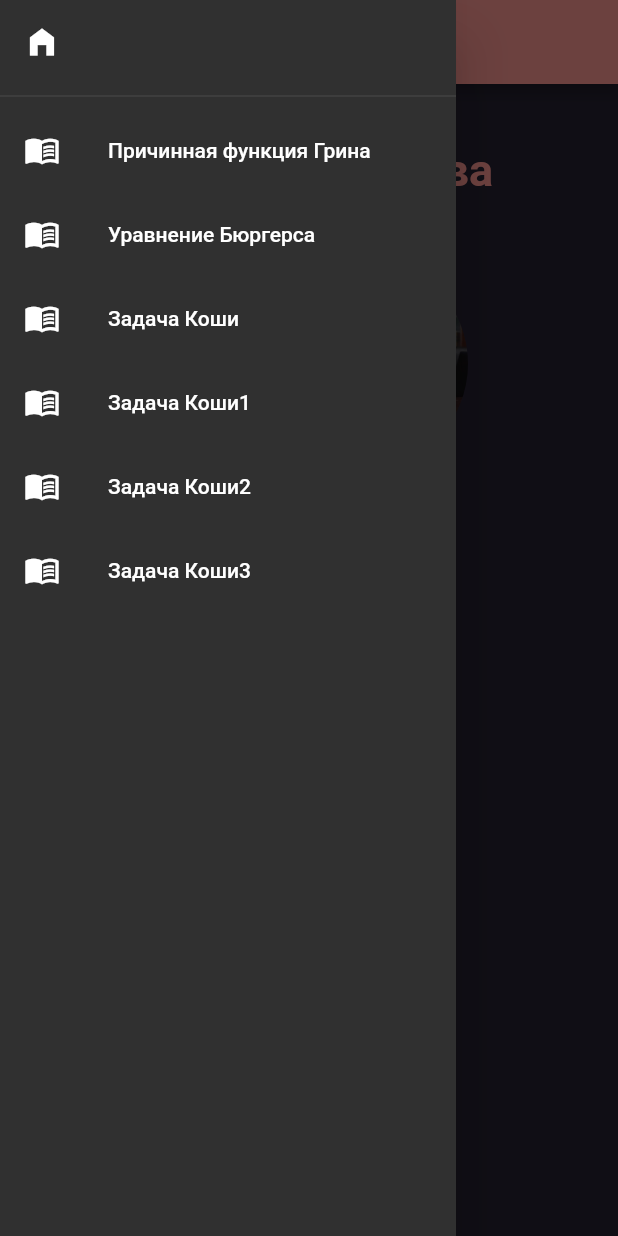
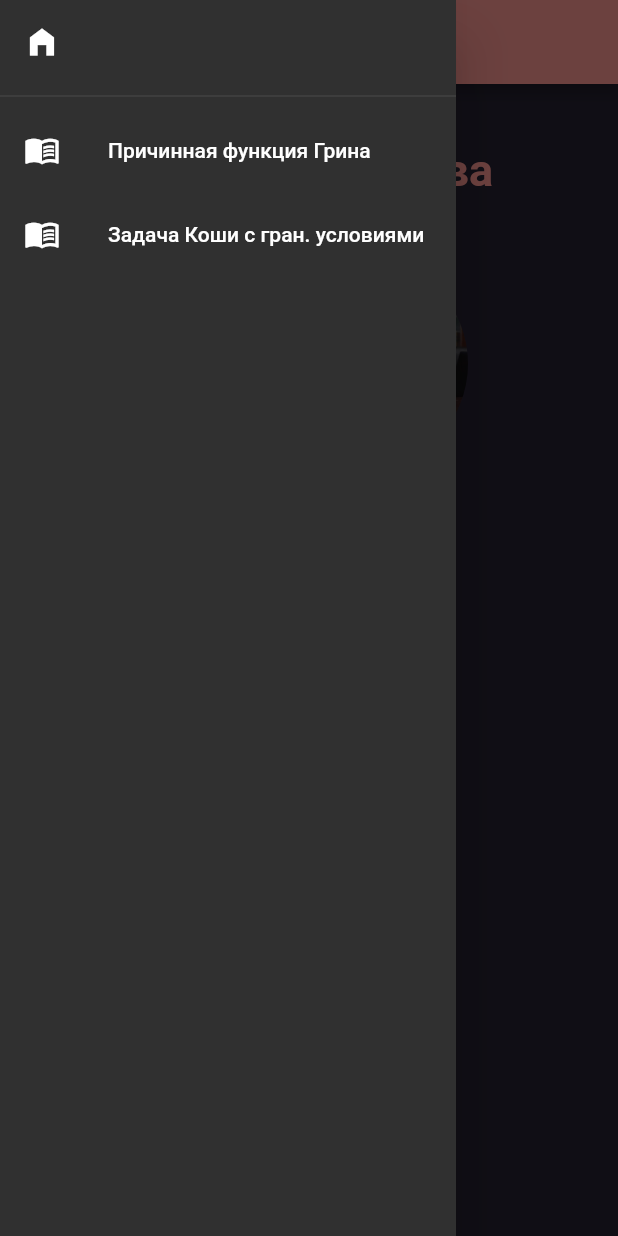
Before and after one commit to iZarub/YRMAT.GG, a Flutter app: the screen it shows after launch, with the side drawer open, on a phone screen of 412 x 824 dp. Run offline on Flutter 3.47's test engine with Material 2 defaults, Android fonts, the phone set to English and light mode, and no system bars.

Commit message:
second task done

```diff
--- a/exam_solver/lib/exercises.dart
+++ b/exam_solver/lib/exercises.dart
@@ -10,42 +10,20 @@ const Map exercisesMap = {
     'Theory':
         'В данной задаче находится причинная функция Грина при помощи уравнения на функцию Грина и преобразования Лапласа.',
     'Inputs': {
-      0: 'Введите оператор L[dt]...',
+      0: 'Введите дифф. оператор L[dt]',
     },
     'WolframAPI':
         'https://www.wolframcloud.com/obj/0999eaae-79d7-41d3-b0e9-ee66c048a5c0',
   },
-  'Уравнение Бюргерса': {
-    'Theory': 'Чето про уравнение Бюргерса',
+  'Задача Коши c гран. условиями': {
+    'Theory': 'Чето про здачу Коши',
     'Inputs': {
-      0: 'Введите уравнение...',
+      0: 'Введите дифф. оператор L[dt]',
+      1: 'Введите правую часть уравнения g[t]',
+      2: "Введите нач. условия в виде {f(0), f'(0), f''(0)}",
     },
     'WolframAPI':
-        'https://www.wolframcloud.com/obj/0bf87975-aa04-4181-91cf-947daf9486e2',
-  },
-  'Задача Коши': {
-    'Theory': 'Чето про здачу Коши',
-    'Inputs': {0: 'Введите уравнение...', 1: 'Введите начальные условия...'},
-    'WolframAPI':
-        'https://www.wolframcloud.com/obj/0bf87975-aa04-4181-91cf-947daf9486e2',
-  },
-  'Задача Коши1': {
-    'Theory': 'Чето про здачу Коши',
-    'Inputs': {0: 'Введите уравнение...', 1: 'Введите начальные условия...'},
-    'WolframAPI':
-        'https://www.wolframcloud.com/obj/0bf87975-aa04-4181-91cf-947daf9486e2',
-  },
-  'Задача Коши2': {
-    'Theory': 'Чето про здачу Коши',
-    'Inputs': {0: 'Введите уравнение...', 1: 'Введите начальные условия...'},
-    'WolframAPI':
-        'https://www.wolframcloud.com/obj/0bf87975-aa04-4181-91cf-947daf9486e2',
-  },
-  'Задача Коши3': {
-    'Theory': 'Чето про здачу Коши',
-    'Inputs': {0: 'Введите уравнение...', 1: 'Введите начальные условия...'},
-    'WolframAPI':
-        'https://www.wolframcloud.com/obj/0bf87975-aa04-4181-91cf-947daf9486e2',
+        'https://www.wolframcloud.com/obj/6db7ec6a-5d95-4543-8db4-68cdaf829bc6',
   },
 };
 
```
